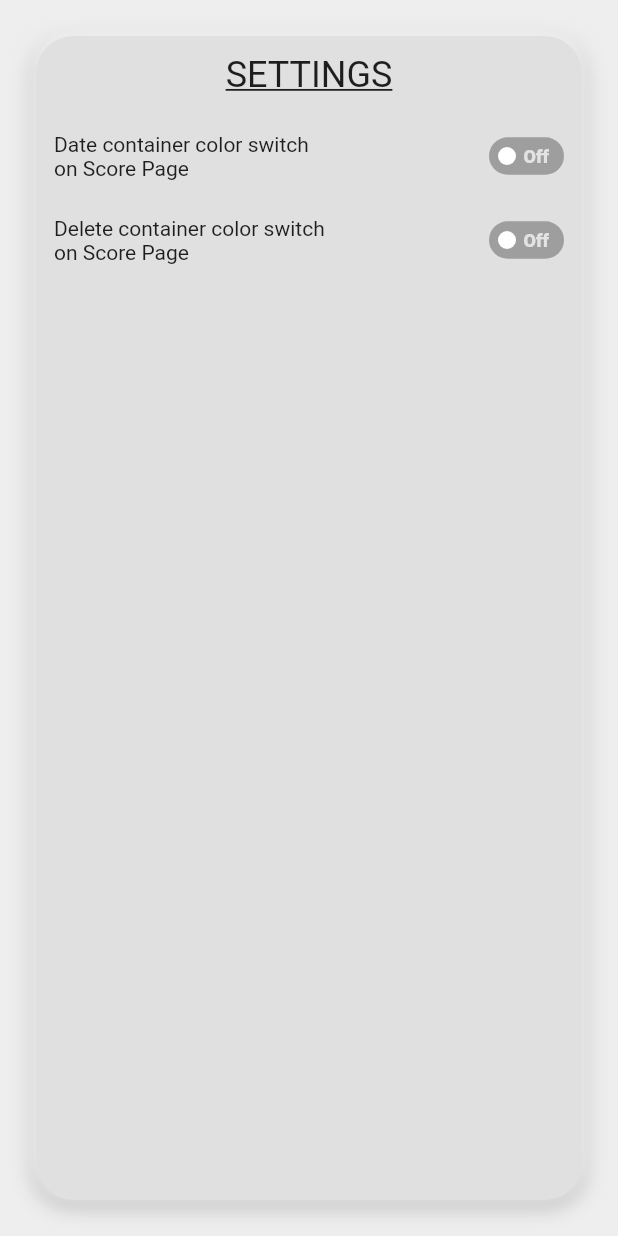
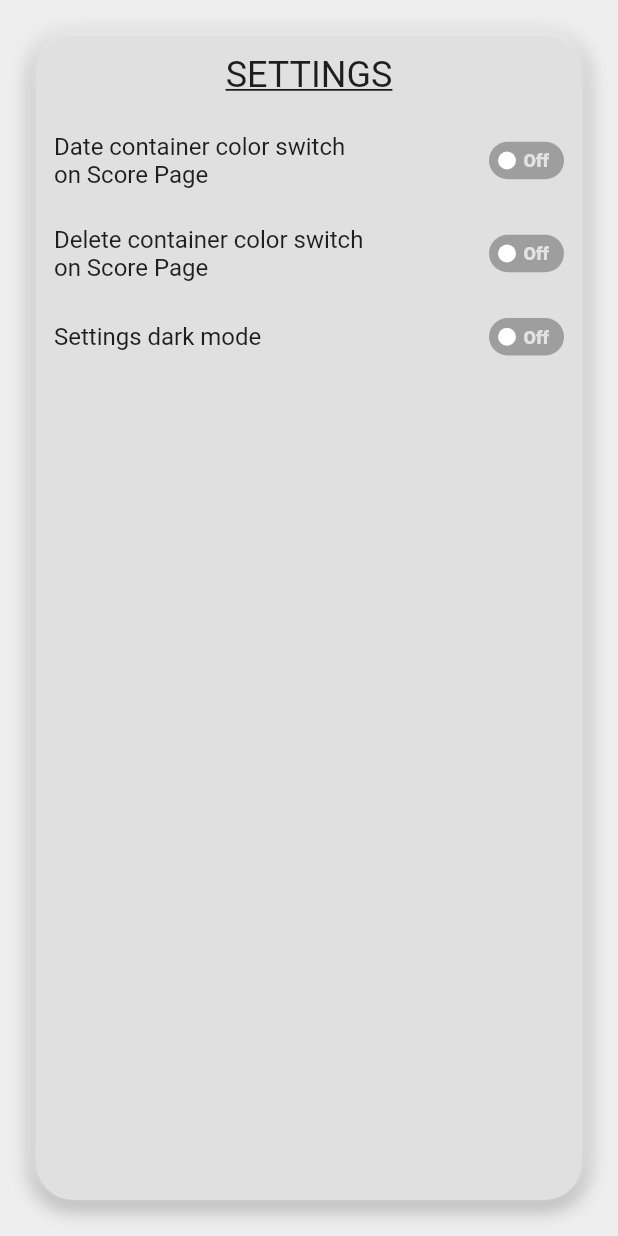
Before and after one commit to Jerszynski/dart_counter, a Flutter app: the SettingsPage screen opened directly, on a phone screen of 412 x 824 dp. Run offline on Flutter 3.47's test engine with Material 2 defaults, Android fonts, the phone set to English and light mode, and no system bars; drawn by our look-alikes of flutter_switch; our stand-ins replace cloud_firestore, firebase_core; accounts and stored records are empty.

Commit message:
Add next position with flutter switch with functionality

```diff
--- a/lib/settings_content/settings_content.dart
+++ b/lib/settings_content/settings_content.dart
@@ -3,6 +3,7 @@ import 'package:flutter_switch/flutter_switch.dart';
 
 bool dateStatus = false;
 bool deleteStatus = false;
+bool darkMode = false;
 
 class SettingsPage extends StatefulWidget {
   const SettingsPage({
@@ -17,7 +18,7 @@ class _SettingsPageState extends State<SettingsPage> {
   @override
   Widget build(BuildContext context) {
     return Scaffold(
-      backgroundColor: Colors.grey.shade200,
+      backgroundColor: darkMode ? Colors.grey.shade800 : Colors.grey.shade200,
       body: Padding(
         padding: const EdgeInsets.all(24.0),
         child: Column(
@@ -26,18 +27,18 @@ class _SettingsPageState extends State<SettingsPage> {
               child: Container(
                 height: 100,
                 decoration: BoxDecoration(
-                  color: Colors.grey[300],
+                  color: darkMode ? Colors.grey.shade800 : Colors.grey[300],
                   borderRadius: const BorderRadius.all(Radius.circular(25)),
-                  boxShadow: const [
+                  boxShadow: [
                     BoxShadow(
-                      color: Colors.grey,
-                      offset: Offset(0.0, 2.0),
+                      color: darkMode ? Colors.black : Colors.grey.shade600,
+                      offset: const Offset(0.0, 2.0),
                       blurRadius: 12.0,
                       spreadRadius: 1.0,
                     ),
                     BoxShadow(
-                      color: Colors.white,
-                      offset: Offset(0.0, -2.0),
+                      color: darkMode ? Colors.grey.shade600 : Colors.white,
+                      offset: const Offset(0.0, -2.0),
                       blurRadius: 12.0,
                       spreadRadius: 1.0,
                     ),
@@ -49,12 +50,13 @@ class _SettingsPageState extends State<SettingsPage> {
                       padding: const EdgeInsets.only(top: 12.0, bottom: 12.0),
                       child: Row(
                         mainAxisAlignment: MainAxisAlignment.center,
-                        children: const [
+                        children: [
                           Text(
                             'SETTINGS',
                             style: TextStyle(
                               fontSize: 24,
                               decoration: TextDecoration.underline,
+                              color: darkMode ? Colors.white : Colors.black87,
                             ),
                           ),
                         ],
@@ -65,9 +67,13 @@ class _SettingsPageState extends State<SettingsPage> {
                       child: Row(
                         mainAxisAlignment: MainAxisAlignment.spaceBetween,
                         children: [
-                          const SingleRowTitle(
-                              title:
-                                  'Date container color switch \non Score Page'),
+                          Text(
+                            'Date container color switch \non Score Page',
+                            style: TextStyle(
+                              fontSize: 16,
+                              color: darkMode ? Colors.white : Colors.black87,
+                            ),
+                          ),
                           FlutterSwitch(
                             width: 50.0,
                             height: 25.0,
@@ -91,9 +97,13 @@ class _SettingsPageState extends State<SettingsPage> {
                       child: Row(
                         mainAxisAlignment: MainAxisAlignment.spaceBetween,
                         children: [
-                          const SingleRowTitle(
-                              title:
-                                  'Delete container color switch \non Score Page'),
+                          Text(
+                            'Delete container color switch \non Score Page',
+                            style: TextStyle(
+                              fontSize: 16,
+                              color: darkMode ? Colors.white : Colors.black87,
+                            ),
+                          ),
                           FlutterSwitch(
                             width: 50.0,
                             height: 25.0,
@@ -112,6 +122,36 @@ class _SettingsPageState extends State<SettingsPage> {
                         ],
                       ),
                     ),
+                    Padding(
+                      padding: const EdgeInsets.all(12.0),
+                      child: Row(
+                        mainAxisAlignment: MainAxisAlignment.spaceBetween,
+                        children: [
+                          Text(
+                            'Settings dark mode',
+                            style: TextStyle(
+                              fontSize: 16,
+                              color: darkMode ? Colors.white : Colors.black87,
+                            ),
+                          ),
+                          FlutterSwitch(
+                            width: 50.0,
+                            height: 25.0,
+                            padding: 6.0,
+                            showOnOff: true,
+                            valueFontSize: 12.0,
+                            toggleSize: 12.0,
+                            activeColor: Colors.green,
+                            value: darkMode,
+                            onToggle: (value) {
+                              setState(() {
+                                darkMode = value;
+                              });
+                            },
+                          ),
+                        ],
+                      ),
+                    ),
                   ],
                 ),
               ),
@@ -122,17 +162,3 @@ class _SettingsPageState extends State<SettingsPage> {
     );
   }
 }
-
-class SingleRowTitle extends StatelessWidget {
-  const SingleRowTitle({
-    required this.title,
-    Key? key,
-  }) : super(key: key);
-
-  final String title;
-
-  @override
-  Widget build(BuildContext context) {
-    return Text(title, textAlign: TextAlign.left);
-  }
-}
```
